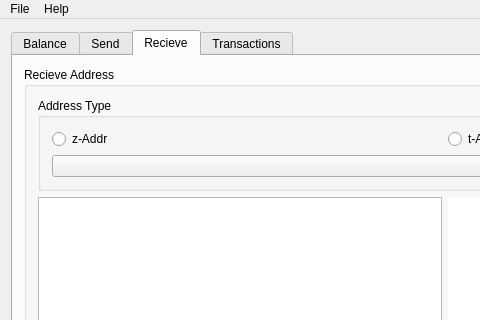
Before: the Qt Designer form src/mainwindow.ui in z-bitcoinz/BitcoinZ_Blue, drawn with Qt 5; both pictures show x 0 to 480 and y 0 to 320 of the 889 by 603 pixel window.
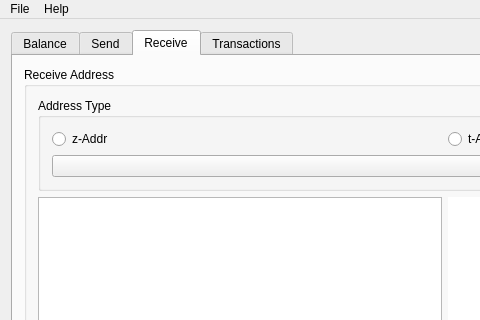
After: the same form once the commit is applied. The open tabs and pages were chosen to show the change. Icons and pictures are not drawn.

The edit to the form file:
```diff
--- a/src/mainwindow.ui
+++ b/src/mainwindow.ui
@@ -483,13 +483,13 @@
       </widget>
       <widget class="QWidget" name="tab_3">
        <attribute name="title">
-        <string>Recieve</string>
+        <string>Receive</string>
        </attribute>
        <layout class="QVBoxLayout" name="verticalLayout_5">
         <item>
          <widget class="QGroupBox" name="groupBox_5">
           <property name="title">
-           <string>Recieve Address</string>
+           <string>Receive Address</string>
           </property>
           <layout class="QVBoxLayout" name="verticalLayout_7">
            <item>
```
Left out of the diff: 2 changed lines with no effect on the pictures.
